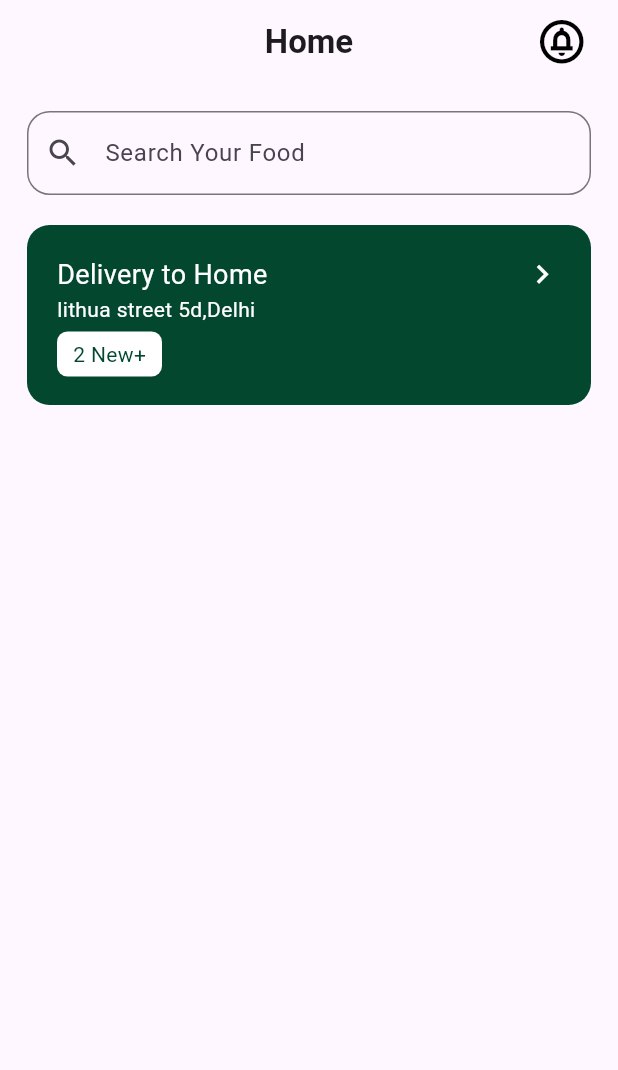
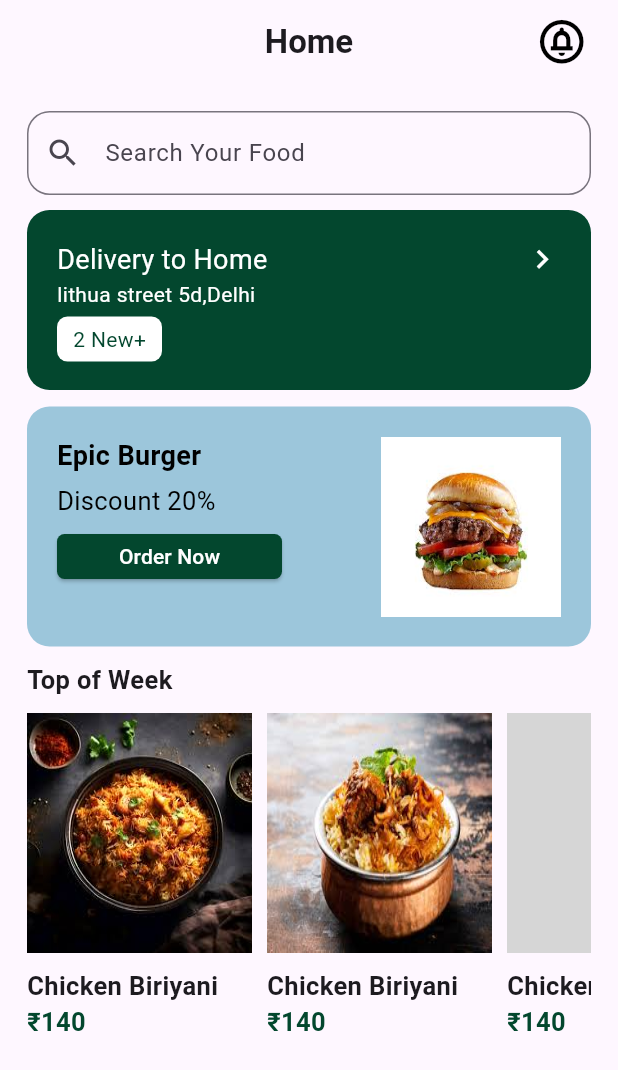
Before and after one commit to akshayk62/food_deliveryapp, a Flutter app: the screen it shows after launch, on a phone screen of 412 x 824 dp. Shown: the top 1070 px of the screen. Run offline on Flutter 3.47's test engine with Material 3 defaults, Android fonts, the phone set to English and light mode, and no system bars; our stand-ins replace smooth_page_indicator; grey boxes are pictures that could not be loaded.

Commit message:
ImageBar Created

```diff
--- a/lib/views/homescreen/home_screen.dart
+++ b/lib/views/homescreen/home_screen.dart
@@ -1,4 +1,6 @@
 import 'package:count_app/views/homescreen/widgets/delivery_banner.dart';
+import 'package:count_app/views/homescreen/widgets/image_bar.dart';
+import 'package:count_app/views/homescreen/widgets/order_banner.dart';
 import 'package:flutter/material.dart';
 
 class HomeScreen extends StatefulWidget {
@@ -18,7 +20,7 @@ class _HomeScreenState extends State<HomeScreen> {
           'Home',
           style: TextStyle(fontWeight: FontWeight.bold),
         ),
-        actions: [
+        actions: const [
           Icon(
             Icons.circle_notifications_outlined,
             size: 35,
@@ -32,10 +34,10 @@ class _HomeScreenState extends State<HomeScreen> {
       body: Padding(
         padding: const EdgeInsets.all(18.0),
         child: SingleChildScrollView(
-            child: Column(
+            child: Column(crossAxisAlignment: CrossAxisAlignment.start,
           children: [
             TextFormField(
-              decoration: InputDecoration(
+              decoration: const InputDecoration(
                  border: OutlineInputBorder(borderSide: BorderSide(color: Color.fromRGBO(3, 71, 46, 1),width: 5),
                       borderRadius: BorderRadius.all(Radius.circular(15),),
                     ),
@@ -44,8 +46,20 @@ class _HomeScreenState extends State<HomeScreen> {
                   ),
                   hintText: 'Search Your Food'),
             ),
-            SizedBox(height: 20,),
-            DeliveryBanner()
+            SizedBox(height: 10,),
+            DeliveryBanner(),
+            SizedBox(height: 10,),
+            OrderBanner(),
+            SizedBox(height: 10,),
+             Text(
+          'Top of Week',
+          style: TextStyle(fontWeight: FontWeight.bold,fontSize: 17),
+
+        ),
+        SizedBox(height: 10,),
+        ImageBar()
+
+
           ],
         )),
       ),
--- /dev/null
+++ b/lib/views/homescreen/widgets/image_bar.dart
@@ -0,0 +1,130 @@
+import 'package:flutter/material.dart';
+import 'package:flutter/widgets.dart';
+
+class ImageBar extends StatelessWidget {
+  const ImageBar({super.key});
+
+  @override
+  Widget build(BuildContext context) {
+    return SingleChildScrollView(scrollDirection: Axis.horizontal,
+      child: Row(
+        mainAxisAlignment: MainAxisAlignment.start,
+        children: [
+          Column(
+            crossAxisAlignment: CrossAxisAlignment.start,
+            children: [
+              Container(
+                height: 160,
+                width: 150,
+                decoration:
+                    BoxDecoration(borderRadius: BorderRadius.circular(15),),
+                child: Image.asset(
+                  'lib/assets/birisix.jpeg',
+                  fit: BoxFit.fill,
+                ),
+              ),
+              SizedBox(
+                height: 10,
+              ),
+              Text(
+                'Chicken Biriyani',
+                style: TextStyle(fontWeight: FontWeight.bold, fontSize: 17),
+              ),
+              Text('₹140',
+                  style: TextStyle(
+                      fontWeight: FontWeight.bold,
+                      fontSize: 17,
+                      color: Color.fromRGBO(3, 71, 46, 1)))
+            ],
+          ),
+          SizedBox(width: 10,),
+           Column(
+            crossAxisAlignment: CrossAxisAlignment.start,
+            children: [
+              Container(
+                height: 160,
+                width: 150,
+                child: Image.asset(
+                  'lib/assets/biriseven.jpeg',
+                  fit: BoxFit.fill,
+                ),
+                decoration:
+                    BoxDecoration(borderRadius: BorderRadius.all(Radius.circular(10))),
+
+              ),
+              SizedBox(
+                height: 10,
+              ),
+              Text(
+                'Chicken Biriyani',
+                style: TextStyle(fontWeight: FontWeight.bold, fontSize: 17),
+              ),
+              const Text('₹140',
+                  style: TextStyle(
+                      fontWeight: FontWeight.bold,
+                      fontSize: 17,
+                      color: Color.fromRGBO(3, 71, 46, 1)))
+            ],
+          ),
+          SizedBox(width: 10,),
+           Column(
+            crossAxisAlignment: CrossAxisAlignment.start,
+            children: [
+              Container(
+                height: 160,
+                width: 150,
+                decoration:
+                    BoxDecoration(borderRadius: BorderRadius.circular(15)),
+                child: Image.asset(
+                  'lib/assets/birieight.jpeg',
+                  fit: BoxFit.fill,
+                ),
+              ),
+              SizedBox(
+                height: 10,
+              ),
+              Text(
+                'Chicken Biriyani',
+                style: TextStyle(fontWeight: FontWeight.bold, fontSize: 17),
+              ),
+              Text('₹140',
+                  style: TextStyle(
+                      fontWeight: FontWeight.bold,
+                      fontSize: 17,
+                      color: Color.fromRGBO(3, 71, 46, 1)))
+            ],
+          ),
+          SizedBox(width: 10,),
+           Column(
+            crossAxisAlignment: CrossAxisAlignment.start,
+            children: [
+              Container(
+                height: 160,
+                width: 150,
+                decoration:
+                    BoxDecoration(borderRadius: BorderRadius.circular(15)),
+                child: Image.asset(
+                  'lib/assets/birinine.jpeg',
+                  fit: BoxFit.fill,
+                ),
+              ),
+              SizedBox(
+                height: 10,
+              ),
+              Text(
+                'Chicken Biriyani',
+                style: TextStyle(fontWeight: FontWeight.bold, fontSize: 17),
+              ),
+              Text('₹140',
+                  style: TextStyle(
+                      fontWeight: FontWeight.bold,
+                      fontSize: 17,
+                      color: Color.fromRGBO(3, 71, 46, 1)))
+            ],
+          ),
+
+        ],
+      ),
+    );
+  }
+}
--- /dev/null
+++ b/lib/views/homescreen/widgets/order_banner.dart
@@ -0,0 +1,59 @@
+import 'package:flutter/material.dart';
+
+class OrderBanner extends StatelessWidget {
+  const OrderBanner({super.key});
+
+  @override
+  Widget build(BuildContext context) {
+    return Container(
+      width: double.infinity,
+      height: 160,
+      decoration: BoxDecoration(
+          borderRadius: BorderRadius.circular(15),
+          color: const Color.fromARGB(255, 156, 198, 219)),
+      child: Stack(
+        children: [
+          Padding(
+            padding: EdgeInsets.symmetric(vertical: 20, horizontal: 20),
+            child: Row(mainAxisAlignment: MainAxisAlignment.spaceBetween,
+              children: [
+                Column(
+                  crossAxisAlignment: CrossAxisAlignment.start,
+                  children: [
+                    Text(
+                      'Epic Burger',
+                      style: TextStyle(
+                          color: Colors.black,
+                          fontWeight: FontWeight.bold,
+                          fontSize: 18),
+                    ),
+                    SizedBox(height: 5,),
+                    Text(
+                      'Discount 20%',
+                      style: TextStyle(color: Colors.black,fontSize: 17),
+                    ),SizedBox(height: 10,),
+                    SizedBox(height: 30,width: 150,
+                      child: ElevatedButton(style: ButtonStyle(backgroundColor: WidgetStateProperty.all(
+                             Color.fromRGBO(3, 71, 46, 1),
+                           ),
+                           shape: WidgetStateProperty.all(
+                             RoundedRectangleBorder(
+                               borderRadius: BorderRadius.circular(5),
+                             ),
+                           ),),
+                        onPressed: () {}, child: Text('Order Now',style: TextStyle(color: Colors.white),)),
+                    )
+                  ],
+                ),
+
+                Container(height: 140,width: 120,
+                  decoration: BoxDecoration(borderRadius: BorderRadius.circular(15)),
+                  child: Image.asset('lib/assets/burgerimage.jpeg',fit: BoxFit.fill,))
+              ],
+            ),
+          )
+        ],
+      ),
+    );
+  }
+}
```
Also changed, not shown: pubspec.yaml (+7 -0 lines), lib/assets/birieight.jpeg (added), lib/assets/birifive.jpeg (added), lib/assets/birinine.jpeg (added), lib/assets/biriseven.jpeg (added), lib/assets/birisix.jpeg (added), lib/assets/biriyani.jpeg (added), lib/assets/biriyanifour.jpeg (added), lib/assets/burgerimage.jpeg (added), 1 other file.
